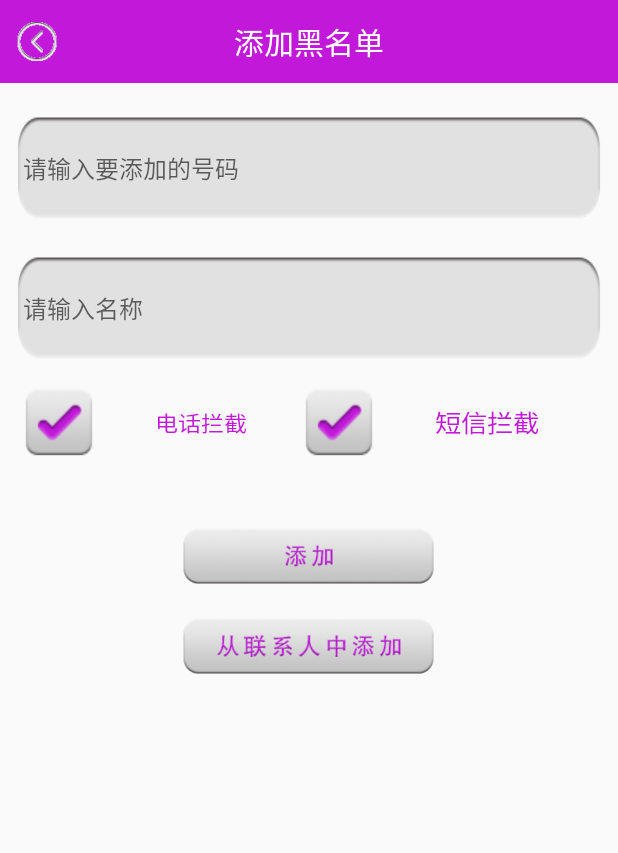
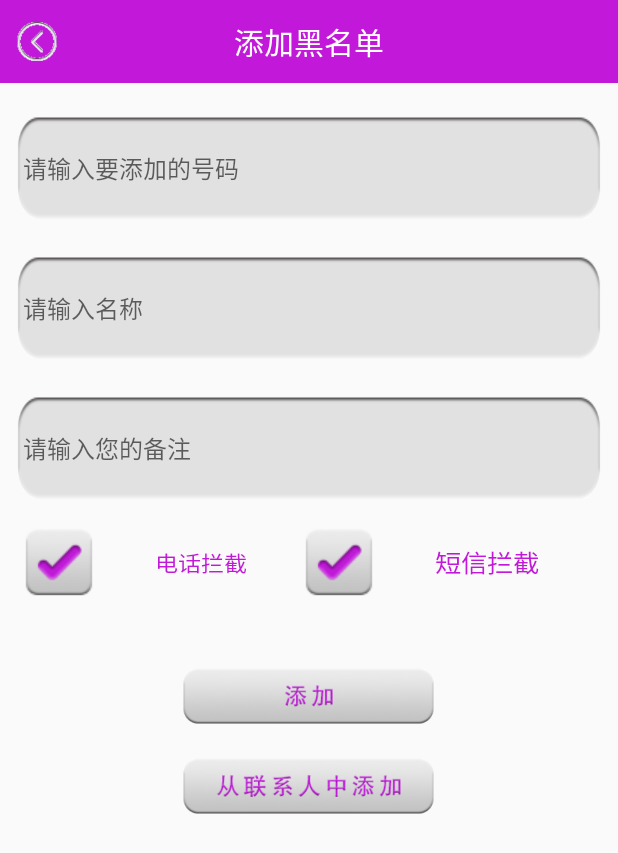
Before and after one commit to think-mu/MobileGuard, an Android app: the AddBlackNumberActivity screen opened directly, with no data from a screen before it, on a phone screen of 412 x 824 dp. Shown: the top 853 px of the screen. Run offline under Robolectric (Android 15) with nearby library versions, the phone set to English and light mode, and no system bars.

Commit message:
软件管家

```diff
--- a/app/src/main/java/cn/edu/gdmec/android/mobileguard/m3communicationguard/AddBlackNumberActivity.java
+++ b/app/src/main/java/cn/edu/gdmec/android/mobileguard/m3communicationguard/AddBlackNumberActivity.java
@@ -25,6 +25,7 @@ public class AddBlackNumberActivity extends AppCompatActivity implements View.On
     private CheckBox mTelCB;
     private EditText mNumET;
     private EditText mNameET;
+    private EditText mTypeET;
     private BlackNumberDao dao;
 
     private void initView() {
@@ -39,6 +40,7 @@ public class AddBlackNumberActivity extends AppCompatActivity implements View.On
         mTelCB = (CheckBox) findViewById(R.id.cb_blacknumber_tel);
         mNumET = (EditText) findViewById(R.id.et_balcknumber);
         mNameET = (EditText) findViewById(R.id.et_blackname);
+        mTypeET=(EditText) findViewById(R.id.et_blacktype);
         findViewById(R.id.add_blacknum_btn).setOnClickListener(this);
         findViewById(R.id.add_fromcontact_btn).setOnClickListener(this);
     }
@@ -49,8 +51,10 @@ public class AddBlackNumberActivity extends AppCompatActivity implements View.On
         if (data != null) {
             String phone = data.getStringExtra("phone");
             String name = data.getStringExtra("name");
+            String type=data.getStringExtra("mtype");
             mNameET.setText(name);
             mNumET.setText(phone);
+            mTypeET.setText(type);
 
         }
     }
@@ -72,6 +76,7 @@ public class AddBlackNumberActivity extends AppCompatActivity implements View.On
             case R.id.add_blacknum_btn:
                 String number = mNumET.getText().toString().trim();
                 String name = mNameET.getText().toString().trim();
+                String type=mTypeET.getText().toString().trim();
                 if (TextUtils.isEmpty(number) || TextUtils.isEmpty(name)) {
                     Toast.makeText(this, "电话号码和手机号不能为空!", Toast.LENGTH_LONG).show();
                     return;
@@ -79,6 +84,7 @@ public class AddBlackNumberActivity extends AppCompatActivity implements View.On
                     BlackContactInfo blackContactInfo = new BlackContactInfo();
                     blackContactInfo.phoneNumber = number;
                     blackContactInfo.contactName = name;
+                    blackContactInfo.preventType=type;
                     if (mSmsCB.isChecked() & mTelCB.isChecked()) {
                         blackContactInfo.mode = 3;
                     } else if (mSmsCB.isChecked() & !mTelCB.isChecked()) {
--- a/app/src/main/java/cn/edu/gdmec/android/mobileguard/m3communicationguard/SecurityPhoneActivity.java
+++ b/app/src/main/java/cn/edu/gdmec/android/mobileguard/m3communicationguard/SecurityPhoneActivity.java
@@ -126,6 +126,7 @@ public class SecurityPhoneActivity extends AppCompatActivity implements View.OnC
             case R.id.btn_addblacknumber:
                 //跳转至添加黑名单页面
                 startActivity(new Intent(this, AddBlackNumberActivity.class));
+                overridePendingTransition(R.anim.abc_slide_out_bottom,R.anim.abc_slide_out_top);
                 break;
         }
     }
@@ -143,5 +144,8 @@ public class SecurityPhoneActivity extends AppCompatActivity implements View.OnC
         pagenumber = 0;
         pageBlackNumber.clear();
         pageBlackNumber.addAll(dao.getPageBlackNumber(pagenumber, pagesize));
+        if (adapter!=null){
+            adapter.notifyDataSetChanged();
+        }
     }
 }
--- a/app/src/main/java/cn/edu/gdmec/android/mobileguard/m3communicationguard/db/BlackNumberOpenHelper.java
+++ b/app/src/main/java/cn/edu/gdmec/android/mobileguard/m3communicationguard/db/BlackNumberOpenHelper.java
@@ -31,7 +31,7 @@ public class BlackNumberOpenHelper extends SQLiteOpenHelper {
                 "(id integer primary key autoincrement,"+
                 "number varchar(20),"+
                 "name varchar(255),"+
-                "mode integer)");
+                "mode integer,"+"mtype varchar(200))");
     }
     public void onUpgrade(SQLiteDatabase sqLiteDatabase,int i, int i1){
 
--- a/app/src/main/java/cn/edu/gdmec/android/mobileguard/m3communicationguard/entity/BlackContactInfo.java
+++ b/app/src/main/java/cn/edu/gdmec/android/mobileguard/m3communicationguard/entity/BlackContactInfo.java
@@ -9,6 +9,7 @@ public class BlackContactInfo {
     public String contactName;
     public int mode;
 
+    public String preventType;
     public String getModeString(int mode){
         switch (mode){
             case 1:
--- a/app/src/main/res/layout/activity_add_black_number.xml
+++ b/app/src/main/res/layout/activity_add_black_number.xml
@@ -33,6 +33,19 @@
         android:textColor="@color/bright_purple"
         android:textSize="16sp"
         />
+    <EditText
+        android:id="@+id/et_blacktype"
+        android:layout_width="match_parent"
+        android:layout_height="wrap_content"
+        android:layout_marginLeft="10dp"
+        android:layout_marginRight="10dp"
+        android:layout_marginTop="20dp"
+        android:background="@drawable/coner_white_rec"
+        android:hint="请输入您的备注"
+
+        android:paddingLeft="5dp"
+        android:textColor="@color/bright_purple"
+        android:textSize="16sp"/>
 
     <LinearLayout
         android:layout_width="match_parent"
```
Also changed, not shown: app/src/main/java/cn/edu/gdmec/android/mobileguard/m3communicationguard/adapter/BlackContactAdapter.java (+13 -10 lines), app/src/main/java/cn/edu/gdmec/android/mobileguard/m3communicationguard/db/dao/BlackNumberDao.java (+5 -3 lines), app/src/main/res/layout/item_list_blackcontact.xml (+26 -10 lines).
